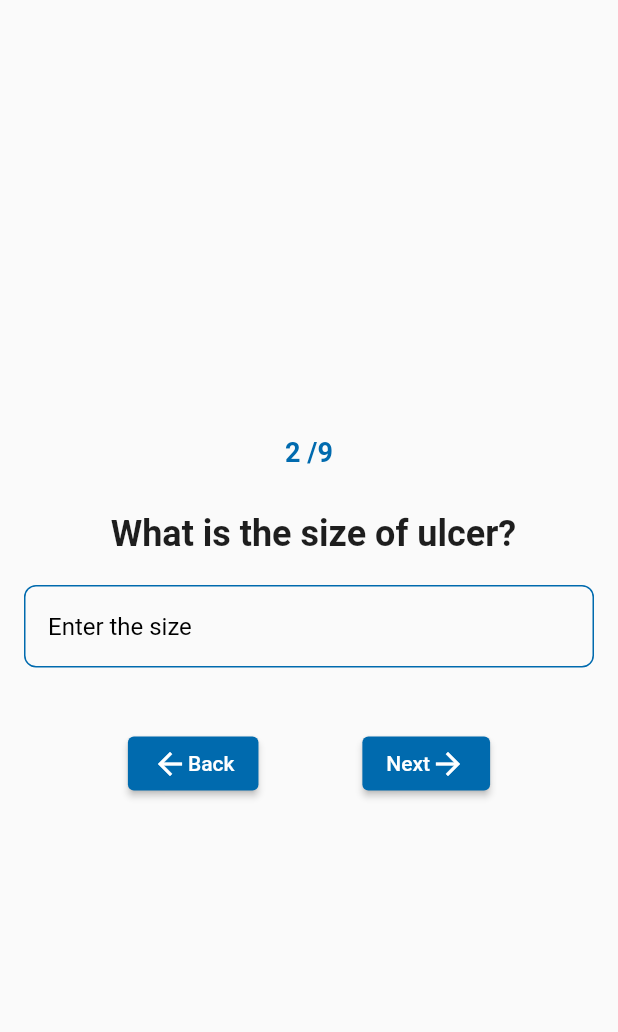
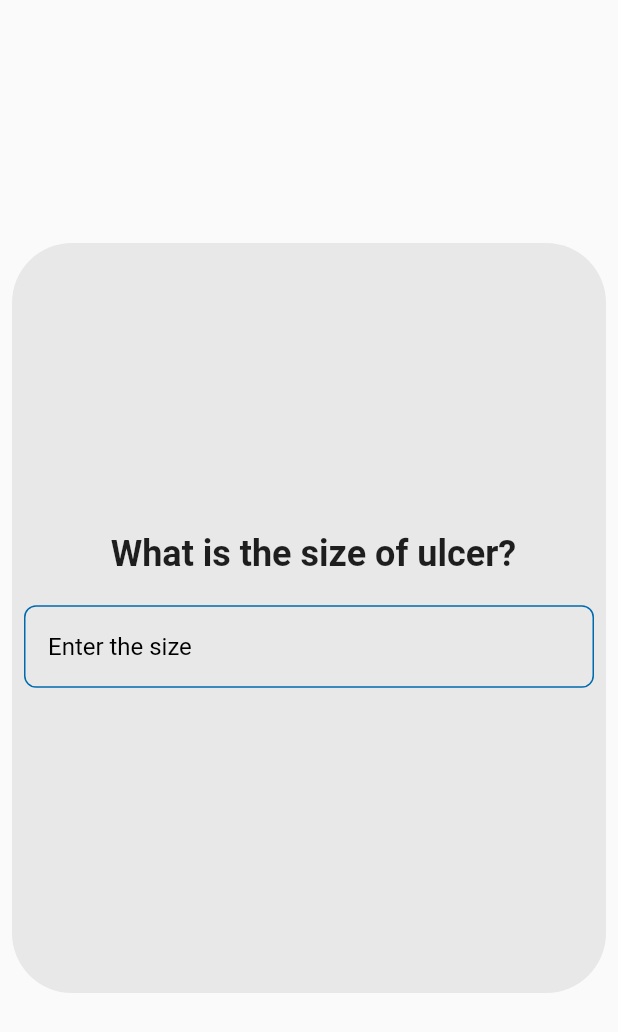
Before and after one commit to khaled365-code/oral_cancer_detection_app, a Flutter app: the QuestionText screen opened by its route, on a phone screen of 412 x 824 dp. Shown: the top 1032 px of the screen. Run offline on Flutter 3.47's test engine with Material 2 defaults, Android fonts, the phone set to English and light mode, and no system bars; our stand-ins replace cached_network_image, dio, font_awesome_flutter, lottie, pinput; network calls fail.

Commit message:
adding the tab bar  and rest of questions

```diff
--- a/lib/core/routes/app_routes.dart
+++ b/lib/core/routes/app_routes.dart
@@ -3,6 +3,7 @@ import 'package:flutter/cupertino.dart';
 import 'package:flutter/material.dart';
 import 'package:graduation_project/features/auth/presentation/views/congratulation_view.dart';
 import 'package:graduation_project/features/community/presentation/screens/community_home.dart';
+import 'package:graduation_project/features/diagnosis/presentation/views/questions_view.dart';
 import 'package:graduation_project/features/diagnosis/presentation/views/result_view.dart';
 import 'package:graduation_project/features/profile/presentation/screens/about_app_screen.dart';
 import 'package:graduation_project/features/profile/presentation/screens/edit_profile.dart';
@@ -44,6 +45,7 @@ class Routes
   static const String textQuestion='/textQuestion';
   static const String result='/result';
   static const String congratulationScreen='/congratulationScreen';
+  static const String questionsView='/questionsView';
 
 }
 
@@ -56,12 +58,14 @@ class AppRoutes
     {
       case Routes.home:
         return MaterialPageRoute(builder: (context) =>const HomePage(),);
+      case Routes.questionsView:
+        return MaterialPageRoute(builder: (context) =>const QuestionsView(),);
       case Routes.congratulationScreen:
         return MaterialPageRoute(builder: (context) =>const CongratulationScreen(),);
       case Routes.result:
         return MaterialPageRoute(builder: (context) =>const ResultScreen(),);
-      case Routes.radioQueastion:
-        return MaterialPageRoute(builder: (context) =>const QuestionChoice(),);
+      // case Routes.radioQueastion:
+      //   return MaterialPageRoute(builder: (context) =>const QuestionChoice(),);
       case Routes.textQuestion:
         return MaterialPageRoute(builder: (context) =>const QuestionText(),);
       case Routes.resetNewPass:
--- a/lib/features/auth/presentation/views/componants/custom_form_container.dart
+++ b/lib/features/auth/presentation/views/componants/custom_form_container.dart
@@ -1,22 +1,22 @@
 import 'package:flutter/material.dart';
 
 class CustomFormContainer extends StatelessWidget {
-  const CustomFormContainer({super.key, required this.child});
+  const CustomFormContainer({super.key, this.borderRadius,required this.child,this.height,this.width});
 
   final Widget child;
+  final double? width;
+  final double? height;
+   final BorderRadiusGeometry? borderRadius;
 
   @override
   Widget build(BuildContext context) {
     return Center(
       child: Container(
-        height: double.infinity,
-        width: double.infinity,
+        height: height,
+        width: width,
         decoration: BoxDecoration(
           color: Colors.grey.withOpacity(0.2),
-          borderRadius: const BorderRadius.only(
-            topRight: Radius.circular(40),
-            topLeft: Radius.circular(40),
-          ),
+          borderRadius: borderRadius
         ),
         child: child,
       ),
--- a/lib/features/auth/presentation/views/login_screen.dart
+++ b/lib/features/auth/presentation/views/login_screen.dart
@@ -34,6 +34,9 @@ class _LoginPageState extends State<LoginPage> {
           child: Form(
             key: formKey,
             child: CustomFormContainer(
+              borderRadius: const BorderRadius.only(topLeft: Radius.circular(40),topRight: Radius.circular(40)),
+              width: double.infinity,
+              height: double.infinity,
               child: Padding(
                 padding: const EdgeInsets.only(top: 20, right: 16, left: 16),
                 child: SingleChildScrollView(
--- a/lib/features/auth/presentation/views/regisrer_screen.dart
+++ b/lib/features/auth/presentation/views/regisrer_screen.dart
@@ -55,6 +55,9 @@ class _RegisterPageState extends State<RegisterPage> {
           child: Form (
             key: formKey,
             child:CustomFormContainer(
+              borderRadius: const BorderRadius.only(topLeft: Radius.circular(40),topRight: Radius.circular(40)),
+              width: double.infinity,
+              height: double.infinity,
               child: Padding(
                 padding: const EdgeInsets.only(top: 20,right: 16,left: 16),
                 child: SingleChildScrollView(
--- a/lib/features/diagnosis/presentation/views/result_view.dart
+++ b/lib/features/diagnosis/presentation/views/result_view.dart
@@ -23,7 +23,9 @@ class ResultScreen extends StatelessWidget {
           mainAxisAlignment: MainAxisAlignment.center,
           children: [
              Text("Please note that this result is not definitive and it is important to consult a doctor for further testing and evaluation , we can suggest a professional doctors for you...",textAlign: TextAlign.center,style: AppTextStyles.font16.copyWith(color: AppColors.primary)),
-            TextButton(onPressed: (){}, child: const Text("Click here to show them",style: TextStyle(color: AppColors.black,decoration: TextDecoration.underline),)),
+            TextButton(onPressed: (){
+              navigate(context: context, route: Routes.doctor);
+            }, child: const Text("Click here to show them",style: TextStyle(color: AppColors.black,decoration: TextDecoration.underline),)),
             const SizedBox(height: 60,),
             Container(
               decoration: const BoxDecoration(
--- a/lib/features/diagnosis/presentation/views/text_question_view.dart
+++ b/lib/features/diagnosis/presentation/views/text_question_view.dart
@@ -4,6 +4,7 @@ import 'package:graduation_project/core/routes/app_routes.dart';
 import 'package:graduation_project/core/utilis/app_text_styles.dart';
 import 'package:graduation_project/core/utilis/commons.dart';
 import 'package:graduation_project/core/widgets/custom_elevated_button.dart';
+import 'package:graduation_project/features/auth/presentation/views/componants/custom_form_container.dart';
 
 import '../../../../core/utilis/app_colors.dart';
 import '../../../../core/widgets/custom_textformfield.dart';
@@ -15,11 +16,17 @@ class QuestionText extends StatelessWidget {
   Widget build(BuildContext context) {
     return Scaffold(
       body: Padding(
-        padding: const EdgeInsets.all(16.0),
+        padding: const EdgeInsets.all(8.0),
+        child: CustomFormContainer(
+          borderRadius: const BorderRadius.all(Radius.circular(40)),
+          width: double.infinity,
+          height: 500,
+          child: Padding(
+            padding: const EdgeInsets.all(8.0),
             child: Column(
               mainAxisAlignment: MainAxisAlignment.center,
               children: [
-             Text("2 /9",style: AppTextStyles.font18.copyWith(color: AppColors.primary)),
+                 //Text("2 /9",style: AppTextStyles.font18.copyWith(color: AppColors.primary)),
                 const SizedBox(height: 30,),
                 const Text(" What is the size of ulcer?",style: AppTextStyles.font24,),
 
@@ -27,15 +34,18 @@ class QuestionText extends StatelessWidget {
                 CustomTextFormField(hintText: 'Enter the size',onChangeee: (data){},obscureValue: false,inputType: TextInputType.number,)
                 ,
                 const SizedBox(height: 40,),
-            Row(mainAxisAlignment: MainAxisAlignment.spaceEvenly,
-              children: [
-                CustomElevatedButton( onpress: (){},buttonBackground: AppColors.primary, child: const Row(children: [Icon(Icons.arrow_back_outlined),Text("Back")],),),
-                CustomElevatedButton( onpress: (){
-                  navigate(context: context, route: Routes.result);
-                },
-                buttonBackground: AppColors.primary, child:  const Row(children: [Text("Next"),Icon(Icons.arrow_forward),]),)
-              ],
-            )],),
+                // Row(mainAxisAlignment: MainAxisAlignment.spaceEvenly,
+                //   children: [
+                //     CustomElevatedButton( onpress: (){},buttonBackground: AppColors.primary, child: const Row(children: [Icon(Icons.arrow_back_outlined),Text("Back")],),),
+                //     CustomElevatedButton( onpress: (){
+                //       navigate(context: context, route: Routes.result);
+                //     },
+                //     buttonBackground: AppColors.primary, child:  const Row(children: [Text("Next"),Icon(Icons.arrow_forward),]),)
+                //   ],
+                // )
+              ],),
+          ),
+        ),
       ),
     );
   }
--- a/lib/features/home/presentation/views/componants/upload_image_body.dart
+++ b/lib/features/home/presentation/views/componants/upload_image_body.dart
@@ -35,7 +35,7 @@ class UploadImageBody extends StatelessWidget {
                 textState:'NEXT',
                 bIcon:const Icon(Icons.arrow_forward_rounded ,color: Colors.white,) ,
                 onPressed:(){
-                navigate(context: context, route: Routes.radioQueastion);
+                navigate(context: context, route: Routes.questionsView);
 
                 },),
             ],
--- a/lib/main.dart
+++ b/lib/main.dart
@@ -16,7 +16,7 @@ class MyApp extends StatelessWidget {
   @override
   Widget build(BuildContext context) {
     return MaterialApp(
-      theme: ThemeData(textTheme: TextTheme()),
+      theme: ThemeData(textTheme: const TextTheme()),
       locale: const Locale('en'),
       localizationsDelegates: const [
         S.delegate,
```
Also changed, not shown: lib/features/auth/presentation/views/congratulation_view.dart (+6 -7 lines), lib/features/diagnosis/presentation/views/Radio_question_view.dart (+29 -29 lines), lib/features/diagnosis/presentation/views/questions_view.dart (added, +58 -0 lines), lib/features/home/presentation/views/home_screen.dart (+3 -19 lines), pubspec.lock, 1 other file. Lines whose indentation alone changed are shown as unchanged.
